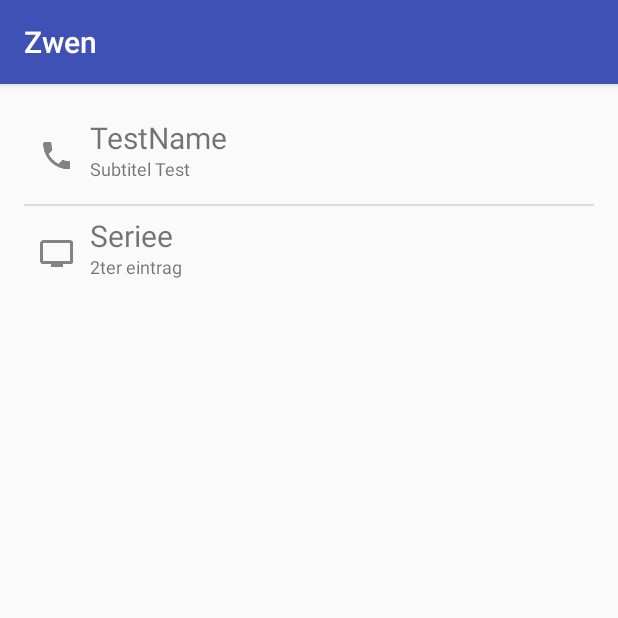
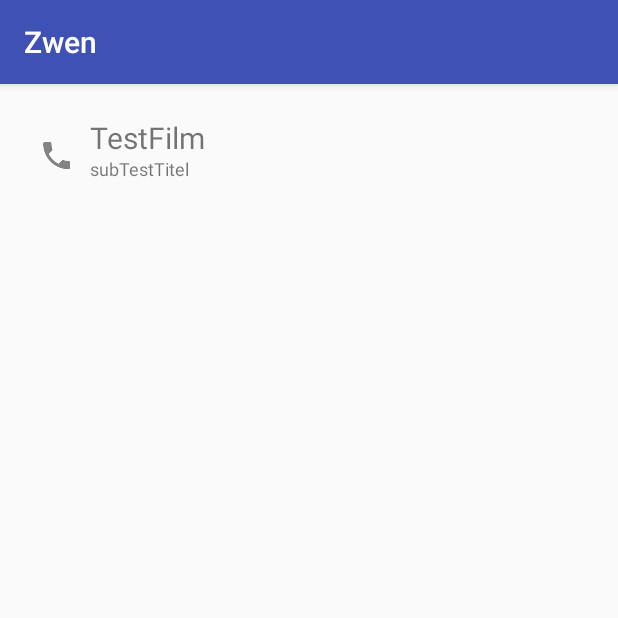
Before and after one commit to Business-Corp/Zwen, an Android app: the screen it shows after launch (MainActivity), on a phone screen of 412 x 824 dp, the top half of it. Run offline under Robolectric (Android 15) with nearby library versions, the phone set to English and light mode, and no system bars.

Commit message:
Version 0.1 1 element auslesen geht, aber es sind noch feheler vorhanden

```diff
--- a/app/src/main/java/business_corp/zwen/MainActivity.java
+++ b/app/src/main/java/business_corp/zwen/MainActivity.java
@@ -29,24 +29,24 @@ public class MainActivity extends AppCompatActivity {
         setContentView(R.layout.activity_main);
 
         datensaetze=new ArrayList<Media>();
-        datensaetze.add(new Media("TestName","Subtitel Test",1));
-        datensaetze.add(new Media("Seriee","2ter eintrag",2));
+        //datensaetze.add(new Media("TestName","Subtitel Test",1));
+        //datensaetze.add(new Media("Seriee","2ter eintrag",2));
         //ItemDBHelper dbHelper = new ItemDBHelper();
         //datensaetze.addAll(dbHelper.getAllMedia());
 
         SQLiteDatabase db = openOrCreateDatabase("Zwen", MODE_PRIVATE, null);
 
-        //db.execSQL("DROP TABLE IF EXISTS Zwen.Media");
+        db.execSQL("DROP TABLE IF EXISTS Zwen.Media");
 
         db.execSQL("CREATE TABLE IF NOT EXISTS Media(ID INTEGER PRIMARY KEY AUTOINCREMENT NOT NULL,Name VARCHAR NOT NULL, Subtitle VARCHAR, Typ INTEGER, Beschreibung TEXT);");
         Integer integer = R.drawable.movie;
-        //db.execSQL("INSERT INTO Media (Name, Subtitle, Typ) VALUES ('TestFilm','subTestTitel',"+integer+");");
+        db.execSQL("INSERT INTO Media (Name, Subtitle, Typ, Beschreibung) VALUES ('TestFilm','subTestTitel',"+integer+",'Testbeschreibung und so');");
 
         Cursor resultSet = db.rawQuery("SELECT * FROM Media", null);
 
         if (resultSet.moveToFirst()){
 
-            datensaetze.add(new Media(resultSet.getType(0),resultSet.getString(1),resultSet.getString(2),1,resultSet.getString(4)));
+            datensaetze.add(new Media(resultSet.getType(0),resultSet.getString(1),resultSet.getString(2),resultSet.getType(3),resultSet.getString(4)));
 
         }else{
 
```
